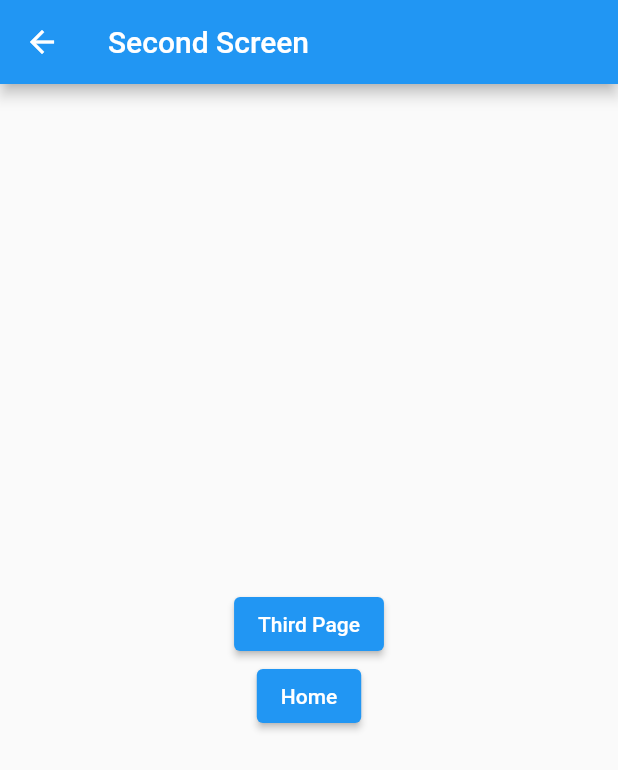
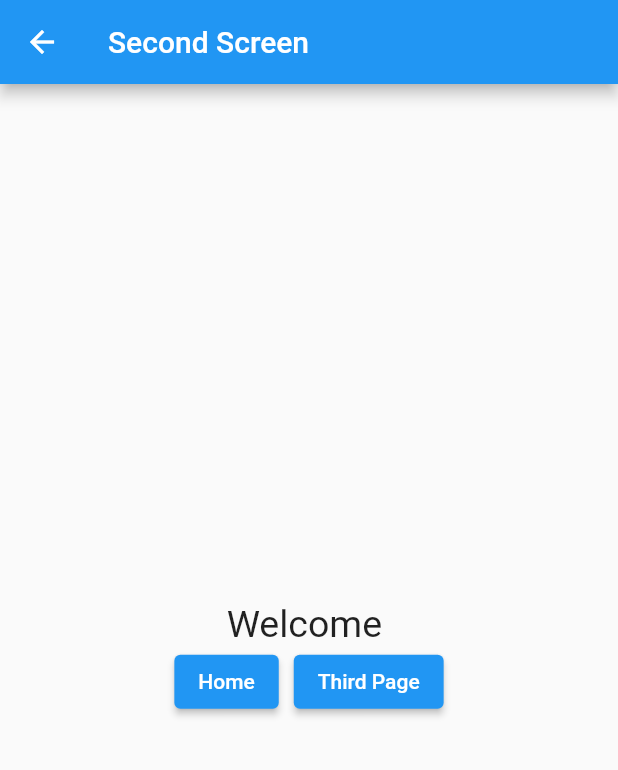
Before and after one commit to RizveRahman/Flutter-Switching-Screen, a Flutter app: the screen it shows after launch, after a tap on "Submit", on a phone screen of 412 x 824 dp. Shown: the top 770 px of the screen. Run offline on Flutter 3.47's test engine with Material 2 defaults, Android fonts, the phone set to English and light mode, and no system bars.

Commit message:
initial commit

```diff
--- a/lib/main.dart
+++ b/lib/main.dart
@@ -35,13 +35,20 @@ class MyHomePage extends StatelessWidget{
           child: Column(
             mainAxisAlignment: MainAxisAlignment.center,
             children: [
-              TextField(),
+              const Text('What\'s your name?', style:
+              TextStyle(fontWeight: FontWeight.w500, fontSize: 25),),
+              SizedBox(
+                width: 250,
+                child: TextField(
+                  controller: nameController,
+                ),
+              ),
               ElevatedButton(onPressed: () {
                 Navigator.push(
                   context,
-                  MaterialPageRoute(builder: (context) => const SecondPage())
+                  MaterialPageRoute(builder: (context) => SecondPage(nameController.text.toString()))
                 );
-              },child: Text("Submit", style: TextStyle(
+              },child: const Text("Submit", style: TextStyle(
                   fontSize: 25, fontWeight: FontWeight.w500, color: Colors.white),),
               ),
             ],
--- a/lib/second_page.dart
+++ b/lib/second_page.dart
@@ -1,7 +1,9 @@
 import 'package:flutter/material.dart';
 
 class SecondPage extends StatelessWidget{
-  const SecondPage({super.key});
+  var getName;
+
+  SecondPage(this.getName);
 
   @override
   Widget build(BuildContext context) {
@@ -11,15 +13,23 @@ class SecondPage extends StatelessWidget{
         child: Column(
           mainAxisAlignment: MainAxisAlignment.center,
           children: [
+            Text('Welcome $getName', style: TextStyle(fontSize: 25),),
+            Row(
+              mainAxisAlignment: MainAxisAlignment.center,
+              children: [
+                ElevatedButton(onPressed: () {
+                  Navigator.pop(context);
+                },child: const Text("Home"),),
+                SizedBox(width: 10,),
                 ElevatedButton(onPressed: () {
                   Navigator.push(
                       context,
                       MaterialPageRoute(builder: (context) => ThirdPage())
                   );
                 }, child: const Text('Third Page')),
-            ElevatedButton(onPressed: () {
-              Navigator.pop(context);
-            },child: const Text("Home"),),
+              ],
+            ),
+
           ],
         ),
       ),
```
Lines whose indentation alone changed are shown as unchanged.
